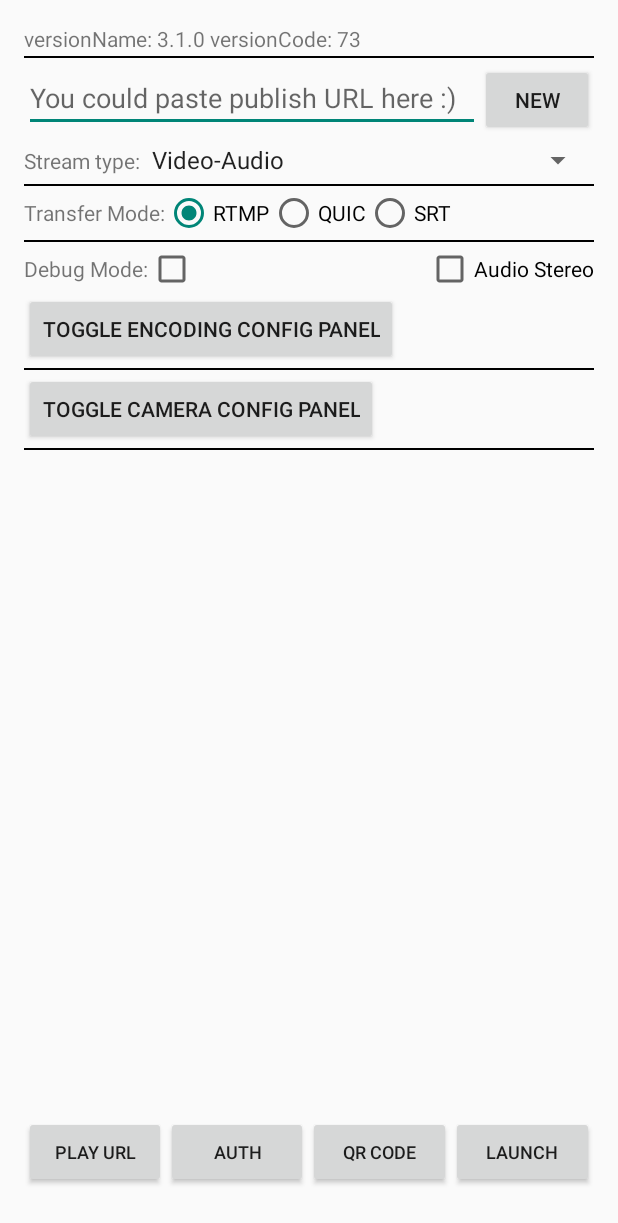
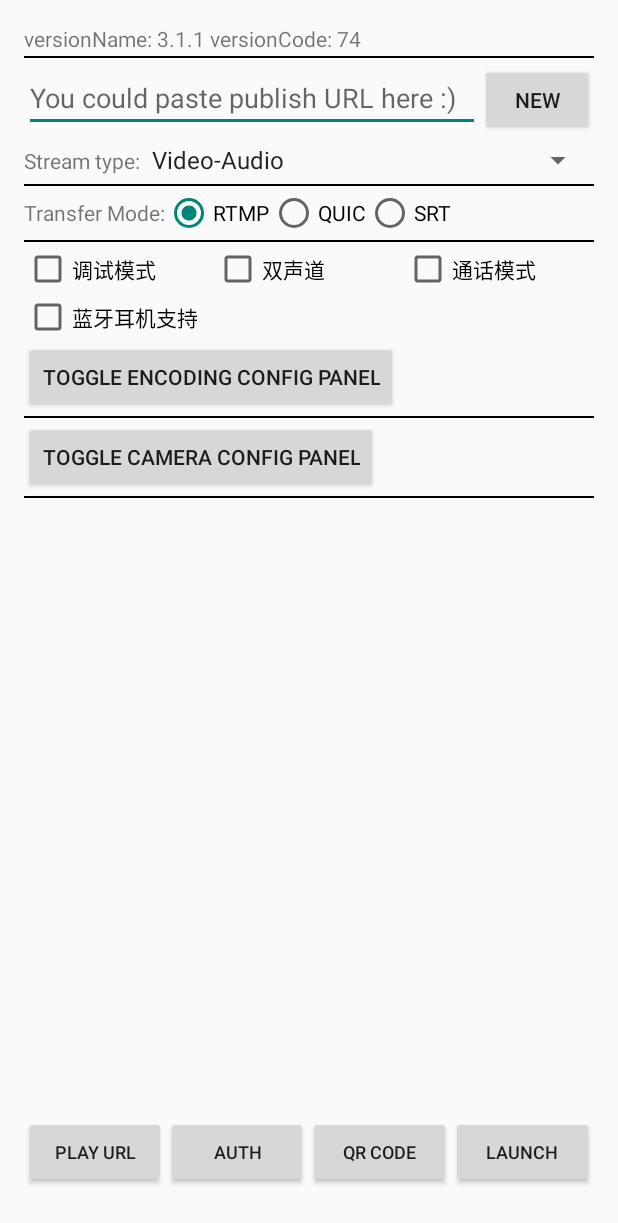
Before and after one commit to pili-engineering/PLDroidMediaStreaming, an Android app: the screen it shows after launch (MainActivity), on a phone screen of 412 x 824 dp. Shown: the top 1223 px of the screen. Run offline under Robolectric (Android 15) with nearby library versions, the phone set to English and light mode, and no system bars; libraries missing offline, so code that uses them is left out: com.github.angads25.filepicker, com.google.zxing.integration, com.qiniu.android; 2 statements that could not run were skipped.

Commit message:
Release v3.1.1

```diff
--- a/PLDroidMediaStreamingDemo/app/src/main/java/com/qiniu/pili/droid/streaming/demo/StreamingApplication.java
+++ b/PLDroidMediaStreamingDemo/app/src/main/java/com/qiniu/pili/droid/streaming/demo/StreamingApplication.java
@@ -1,13 +1,22 @@
 package com.qiniu.pili.droid.streaming.demo;
 
 import android.app.Application;
+import android.content.Context;
 import android.content.Intent;
 import android.util.Log;
 
 import com.qiniu.pili.droid.streaming.StreamingEnv;
+import com.qiniu.pili.droid.streaming.common.FileLogHelper;
 import com.qiniu.pili.droid.streaming.demo.service.KeepAppAliveService;
 import com.qiniu.pili.droid.streaming.demo.utils.AppStateTracker;
+import com.qiniu.pili.droid.streaming.demo.utils.ToastUtils;
 import com.qiniu.pili.droid.streaming.demo.utils.Util;
+
+import java.io.File;
+import java.util.List;
+
+import xcrash.TombstoneManager;
+import xcrash.XCrash;
 
 public class StreamingApplication extends Application {
 
@@ -51,6 +60,47 @@ public class StreamingApplication extends Application {
         });
     }
 
+    @Override
+    protected void attachBaseContext(Context base) {
+        super.attachBaseContext(base);
+
+        xcrash.XCrash.init(this, new XCrash.InitParameters()
+                .setLogDir(getExternalFilesDir(null).getAbsolutePath())
+                .setJavaDumpNetworkInfo(false)
+                .setNativeDumpNetwork(false)
+                .setNativeDumpAllThreads(false)
+                .setAppVersion(Util.getVersion(this)));
+        checkToUploadCrashFiles();
+    }
+
+    private void checkToUploadCrashFiles() {
+        File crashFolder = new File(getExternalFilesDir(null).getAbsolutePath());
+        File[] crashFiles = crashFolder.listFiles();
+        if (crashFiles == null) {
+            return;
+        }
+        for (final File crashFile : crashFiles) {
+            if (crashFile.isFile()) {
+                FileLogHelper.getInstance().reportLogFileByPath(crashFile.getPath(), new FileLogHelper.LogReportCallback() {
+                    @Override
+                    public void onReportSuccess(List<String> logNames) {
+                        for (String logName : logNames) {
+                            if (logName.equals(crashFile.getName())) {
+                                TombstoneManager.deleteTombstone(crashFile.getPath());
+                            }
+                        }
+                        ToastUtils.s(StreamingApplication.this, "崩溃日志已上传！");
+                    }
+
+                    @Override
+                    public void onReportError(String name, String errorMsg) {
+                        ToastUtils.s(StreamingApplication.this, "崩溃日志上传失败 : " + errorMsg);
+                    }
+                });
+            }
+        }
+    }
+
     /**
      * start foreground service to make process not turn to idle state
      *
--- a/PLDroidMediaStreamingDemo/app/src/main/java/com/qiniu/pili/droid/streaming/demo/fragment/EncodingConfigFragment.java
+++ b/PLDroidMediaStreamingDemo/app/src/main/java/com/qiniu/pili/droid/streaming/demo/fragment/EncodingConfigFragment.java
@@ -5,6 +5,8 @@ import android.graphics.BitmapFactory;
 import android.os.Bundle;
 import android.support.annotation.IdRes;
 import android.support.annotation.Nullable;
+import android.text.Editable;
+import android.text.TextWatcher;
 import android.view.LayoutInflater;
 import android.view.View;
 import android.view.ViewGroup;
@@ -16,6 +18,7 @@ import android.widget.LinearLayout;
 import android.widget.RadioButton;
 import android.widget.RadioGroup;
 import android.widget.Spinner;
+import android.widget.TextView;
 
 import com.github.angads25.filepicker.controller.DialogSelectionListener;
 import com.github.angads25.filepicker.model.DialogConfigs;
@@ -27,6 +30,7 @@ import com.qiniu.pili.droid.streaming.WatermarkSetting;
 import com.qiniu.pili.droid.streaming.demo.R;
 import com.qiniu.pili.droid.streaming.demo.plain.EncodingConfig;
 import com.qiniu.pili.droid.streaming.demo.utils.Config;
+import com.qiniu.pili.droid.streaming.demo.utils.ToastUtils;
 
 import java.io.File;
 
@@ -379,6 +383,57 @@ public class EncodingConfigFragment extends ConfigFragment {
                 customPanel.setVisibility(checkedId == R.id.watermark_location_preset ? View.GONE : View.VISIBLE);
             }
         });
+
+        final EditText customX = root.findViewById(R.id.watermark_location_custom_x);
+        customX.addTextChangedListener(new TextWatcher() {
+            @Override
+            public void beforeTextChanged(CharSequence s, int start, int count, int after) {
+
+            }
+
+            @Override
+            public void onTextChanged(CharSequence s, int start, int before, int count) {
+
+            }
+
+            @Override
+            public void afterTextChanged(Editable s) {
+                String text = s.toString();
+                if (text == null || text.isEmpty()) {
+                    return;
+                }
+                float value = Float.parseFloat(text);
+                if (value < 0.0f || value > 1.0f) {
+                    ToastUtils.s(getContext(), "仅支持 [0.0f - 1.0f]");
+                    customX.setText(value < 0.0f ? "0.0" : "1.0");
+                }
+            }
+        });
+        final EditText customY = root.findViewById(R.id.watermark_location_custom_y);
+        customY.addTextChangedListener(new TextWatcher() {
+            @Override
+            public void beforeTextChanged(CharSequence s, int start, int count, int after) {
+
+            }
+
+            @Override
+            public void onTextChanged(CharSequence s, int start, int before, int count) {
+
+            }
+
+            @Override
+            public void afterTextChanged(Editable s) {
+                String text = s.toString();
+                if (text == null || text.isEmpty()) {
+                    return;
+                }
+                float value = Float.parseFloat(text);
+                if (value < 0.0f || value > 1.0f) {
+                    ToastUtils.s(getContext(), "仅支持 [0.0f - 1.0f]");
+                    customY.setText(value < 0.0f ? "0.0" : "1.0");
+                }
+            }
+        });
     }
 
     private void initPicturePanel(final View root) {
--- a/PLDroidMediaStreamingDemo/app/src/main/java/com/qiniu/pili/droid/streaming/demo/utils/Config.java
+++ b/PLDroidMediaStreamingDemo/app/src/main/java/com/qiniu/pili/droid/streaming/demo/utils/Config.java
@@ -17,6 +17,8 @@ public class Config {
     public static final String TRANSFER_MODE_QUIC = "TRANSFER_MODE_QUIC";
     public static final String TRANSFER_MODE_SRT = "TRANSFER_MODE_SRT";
     public static final String AUDIO_CHANNEL_STEREO = "AUDIO_CHANNEL_STEREO";
+    public static final String AUDIO_VOIP_RECORD = "AUDIO_VOIP_RECORD";
+    public static final String AUDIO_SCO_ON = "AUDIO_SCO_ON";
 
     public static final String SP_NAME = "PLDroidMediaStreamingDemo";
     public static final String KEY_USER_ID = "userId";
--- a/PLDroidMediaStreamingDemo/app/src/main/res/layout/activity_main.xml
+++ b/PLDroidMediaStreamingDemo/app/src/main/res/layout/activity_main.xml
@@ -122,23 +122,41 @@
                 android:layout_height="wrap_content"
                 android:orientation="horizontal">
 
-                <TextView
-                    android:layout_width="wrap_content"
-                    android:layout_height="wrap_content"
-                    android:text="Debug Mode:" />
-
                 <CheckBox
                     android:id="@+id/debug_mode"
                     android:layout_width="0dp"
                     android:layout_height="wrap_content"
-                    android:layout_weight="1" />
+                    android:layout_weight="1"
+                    android:text="调试模式" />
 
                 <CheckBox
                     android:id="@+id/audio_channel_stereo"
-                    android:layout_width="wrap_content"
+                    android:layout_width="0dp"
                     android:layout_height="wrap_content"
+                    android:layout_weight="1"
                     android:checked="false"
-                    android:text="Audio Stereo" />
+                    android:text="双声道" />
+
+                <CheckBox
+                    android:id="@+id/VoIP_record"
+                    android:layout_width="0dp"
+                    android:layout_height="wrap_content"
+                    android:layout_weight="1"
+                    android:checked="false"
+                    android:text="通话模式" />
+            </LinearLayout>
+
+            <LinearLayout
+                android:layout_width="match_parent"
+                android:layout_height="wrap_content"
+                android:orientation="horizontal">
+                <CheckBox
+                    android:id="@+id/bluetooth_sco_on"
+                    android:layout_width="0dp"
+                    android:layout_height="wrap_content"
+                    android:layout_weight="1"
+                    android:checked="false"
+                    android:text="蓝牙耳机支持" />
             </LinearLayout>
 
             <!-- Encoding config panel -->
--- a/PLDroidMediaStreamingDemo/app/src/main/res/layout/fragment_encoding_config.xml
+++ b/PLDroidMediaStreamingDemo/app/src/main/res/layout/fragment_encoding_config.xml
@@ -467,8 +467,9 @@
 
                 <EditText
                     android:id="@+id/watermark_location_custom_x"
-                    android:layout_width="wrap_content"
+                    android:layout_width="48dp"
                     android:layout_height="wrap_content"
+                    android:gravity="center"
                     android:inputType="numberDecimal"
                     android:text="0.5" />
 
@@ -479,8 +480,9 @@
 
                 <EditText
                     android:id="@+id/watermark_location_custom_y"
-                    android:layout_width="wrap_content"
+                    android:layout_width="48dp"
                     android:layout_height="wrap_content"
+                    android:gravity="center"
                     android:inputType="numberDecimal"
                     android:text="0.5" />
             </LinearLayout>
```
Also changed, not shown: PLDroidMediaStreamingDemo/app/build.gradle (+6 -4 lines), PLDroidMediaStreamingDemo/app/src/main/java/com/qiniu/pili/droid/streaming/demo/MainActivity.java (+7 -1 lines), PLDroidMediaStreamingDemo/app/src/main/java/com/qiniu/pili/droid/streaming/demo/activity/AVStreamingActivity.java (+13 -6 lines), PLDroidMediaStreamingDemo/app/src/main/java/com/qiniu/pili/droid/streaming/demo/utils/ToastUtils.java (added, +14 -0 lines), PLDroidMediaStreamingDemo/app/src/main/java/com/qiniu/pili/droid/streaming/demo/utils/Util.java (+14 -0 lines), PLDroidMediaStreamingDemo/app/libs/pldroid-media-streaming-3.1.0.jar (deleted), PLDroidMediaStreamingDemo/app/libs/pldroid-media-streaming-3.1.1.jar (added), 3 other files.
